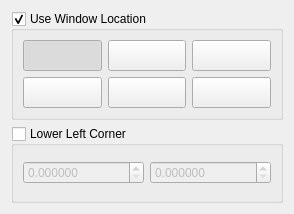
Above: Qt/ApplicationComponents/Resources/UI/pqTextLocationWidget.ui from pierre-guillou/paraview-ttk before the change. Below: the same form after it.
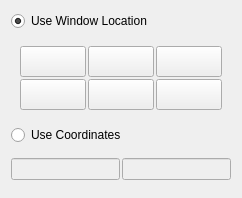
That is the form after the change. Icons and pictures are not drawn. Custom widgets are drawn as their Qt base class.

```diff
--- a/Qt/ApplicationComponents/Resources/UI/pqTextLocationWidget.ui
+++ b/Qt/ApplicationComponents/Resources/UI/pqTextLocationWidget.ui
@@ -6,109 +6,43 @@
    <rect>
     <x>0</x>
     <y>0</y>
-    <width>294</width>
-    <height>214</height>
+    <width>242</width>
+    <height>198</height>
    </rect>
   </property>
   <property name="windowTitle">
    <string>Form</string>
   </property>
   <layout class="QGridLayout" name="gridLayout">
-   <item row="0" column="0">
-    <widget class="QGroupBox" name="groupBoxLocation">
+   <item row="4" column="0">
+    <widget class="QRadioButton" name="radioButtonPosition">
+     <property name="toolTip">
+      <string>Coordinates of the bottom left corner of the text object</string>
+     </property>
+     <property name="text">
+      <string>Use Coordinates</string>
+     </property>
+     <attribute name="buttonGroup">
+      <string notr="true">buttonGroup</string>
+     </attribute>
+    </widget>
+   </item>
+   <item row="2" column="0" rowspan="2">
+    <widget class="QFrame" name="frameLocation">
      <property name="sizePolicy">
       <sizepolicy hsizetype="Preferred" vsizetype="Preferred">
        <horstretch>0</horstretch>
        <verstretch>0</verstretch>
       </sizepolicy>
      </property>
-     <property name="title">
-      <string>Use Window Location</string>
-     </property>
-     <property name="checkable">
-      <bool>true</bool>
-     </property>
-     <property name="checked">
-      <bool>true</bool>
-     </property>
      <layout class="QGridLayout">
       <property name="margin">
        <number>9</number>
       </property>
       <property name="spacing">
-       <number>6</number>
+       <number>2</number>
       </property>
-      <item row="0" column="1">
-       <widget class="QToolButton" name="toolButtonUC">
-        <property name="sizePolicy">
-         <sizepolicy hsizetype="Minimum" vsizetype="Fixed">
-          <horstretch>0</horstretch>
-          <verstretch>0</verstretch>
-         </sizepolicy>
-        </property>
-        <property name="toolTip">
-         <string>Top Center</string>
-        </property>
-        <property name="text">
-         <string/>
-        </property>
-        <property name="icon">
-         <iconset resource="../../../Components/Resources/pqComponents.qrc">
-          <normaloff>:/pqWidgets/Icons/pqTopCenter32.png</normaloff>:/pqWidgets/Icons/pqTopCenter32.png</iconset>
-        </property>
-        <property name="iconSize">
-         <size>
-          <width>24</width>
-          <height>24</height>
-         </size>
-        </property>
-        <property name="checkable">
-         <bool>true</bool>
-        </property>
-        <property name="autoExclusive">
-         <bool>true</bool>
-        </property>
-        <attribute name="buttonGroup">
-         <string notr="true">buttonGroupLocation</string>
-        </attribute>
-       </widget>
-      </item>
-      <item row="0" column="2">
-       <widget class="QToolButton" name="toolButtonUR">
-        <property name="sizePolicy">
-         <sizepolicy hsizetype="Minimum" vsizetype="Fixed">
-          <horstretch>0</horstretch>
-          <verstretch>0</verstretch>
-         </sizepolicy>
-        </property>
-        <property name="toolTip">
-         <string>Top Right Corner</string>
-        </property>
-        <property name="text">
-         <string/>
-        </property>
-        <property name="icon">
-         <iconset resource="../../../Components/Resources/pqComponents.qrc">
-          <normaloff>:/pqWidgets/Icons/pqTopRightCorner32.png</normaloff>:/pqWidgets/Icons/pqTopRightCorner32.png</iconset>
-        </property>
-        <property name="iconSize">
-         <size>
-          <width>24</width>
-          <height>24</height>
-         </size>
-        </property>
-        <property name="checkable">
-         <bool>true</bool>
-        </property>
-        <property name="autoExclusive">
-         <bool>true</bool>
-        </property>
-        <attribute name="buttonGroup">
-         <string notr="true">buttonGroupLocation</string>
-        </attribute>
-       </widget>
-      </item>
-      <item row="0" column="0">
+      <item row="1" column="0">
        <widget class="QToolButton" name="toolButtonUL">
         <property name="sizePolicy">
          <sizepolicy hsizetype="Minimum" vsizetype="Fixed">
@@ -136,7 +70,7 @@
          <bool>true</bool>
         </property>
         <property name="checked">
-         <bool>true</bool>
+         <bool>false</bool>
         </property>
         <property name="autoExclusive">
          <bool>true</bool>
@@ -146,7 +80,7 @@
         </attribute>
        </widget>
       </item>
-      <item row="1" column="2">
+      <item row="2" column="2">
        <widget class="QToolButton" name="toolButtonLR">
         <property name="sizePolicy">
          <sizepolicy hsizetype="Minimum" vsizetype="Fixed">
@@ -181,7 +115,7 @@
         </attribute>
        </widget>
       </item>
-      <item row="1" column="0">
+      <item row="2" column="0">
        <widget class="QToolButton" name="toolButtonLL">
         <property name="sizePolicy">
          <sizepolicy hsizetype="Minimum" vsizetype="Fixed">
@@ -216,7 +150,77 @@
         </attribute>
        </widget>
       </item>
+      <item row="1" column="2">
+       <widget class="QToolButton" name="toolButtonUR">
+        <property name="sizePolicy">
+         <sizepolicy hsizetype="Minimum" vsizetype="Fixed">
+          <horstretch>0</horstretch>
+          <verstretch>0</verstretch>
+         </sizepolicy>
+        </property>
+        <property name="toolTip">
+         <string>Top Right Corner</string>
+        </property>
+        <property name="text">
+         <string/>
+        </property>
+        <property name="icon">
+         <iconset resource="../../../Components/Resources/pqComponents.qrc">
+          <normaloff>:/pqWidgets/Icons/pqTopRightCorner32.png</normaloff>:/pqWidgets/Icons/pqTopRightCorner32.png</iconset>
+        </property>
+        <property name="iconSize">
+         <size>
+          <width>24</width>
+          <height>24</height>
+         </size>
+        </property>
+        <property name="checkable">
+         <bool>true</bool>
+        </property>
+        <property name="autoExclusive">
+         <bool>true</bool>
+        </property>
+        <attribute name="buttonGroup">
+         <string notr="true">buttonGroupLocation</string>
+        </attribute>
+       </widget>
+      </item>
       <item row="1" column="1">
+       <widget class="QToolButton" name="toolButtonUC">
+        <property name="sizePolicy">
+         <sizepolicy hsizetype="Minimum" vsizetype="Fixed">
+          <horstretch>0</horstretch>
+          <verstretch>0</verstretch>
+         </sizepolicy>
+        </property>
+        <property name="toolTip">
+         <string>Top Center</string>
+        </property>
+        <property name="text">
+         <string/>
+        </property>
+        <property name="icon">
+         <iconset resource="../../../Components/Resources/pqComponents.qrc">
+          <normaloff>:/pqWidgets/Icons/pqTopCenter32.png</normaloff>:/pqWidgets/Icons/pqTopCenter32.png</iconset>
+        </property>
+        <property name="iconSize">
+         <size>
+          <width>24</width>
+          <height>24</height>
+         </size>
+        </property>
+        <property name="checkable">
+         <bool>true</bool>
+        </property>
+        <property name="autoExclusive">
+         <bool>true</bool>
+        </property>
+        <attribute name="buttonGroup">
+         <string notr="true">buttonGroupLocation</string>
+        </attribute>
+       </widget>
+      </item>
+      <item row="2" column="1">
        <widget class="QToolButton" name="toolButtonLC">
         <property name="sizePolicy">
          <sizepolicy hsizetype="Minimum" vsizetype="Fixed">
@@ -257,43 +261,70 @@
      </layout>
     </widget>
    </item>
-   <item row="1" column="0">
-    <widget class="QGroupBox" name="groupBoxPosition">
-     <property name="title">
-      <string>Lower Left Corner</string>
-     </property>
-     <property name="checkable">
-      <bool>true</bool>
-     </property>
-     <property name="checked">
+   <item row="5" column="0">
+    <widget class="QFrame" name="framePosition">
+     <property name="enabled">
       <bool>false</bool>
      </property>
      <layout class="QGridLayout" name="gridLayout_2">
-      <item row="0" column="1">
-       <widget class="QDoubleSpinBox" name="doubleSpinBox_Pos1Y">
-        <property name="decimals">
-         <number>6</number>
-        </property>
-        <property name="singleStep">
-         <double>0.010000000000000</double>
-        </property>
-       </widget>
+      <property name="leftMargin">
+       <number>0</number>
+      </property>
+      <property name="topMargin">
+       <number>0</number>
+      </property>
+      <property name="rightMargin">
+       <number>0</number>
+      </property>
+      <property name="bottomMargin">
+       <number>0</number>
+      </property>
+      <property name="spacing">
+       <number>2</number>
+      </property>
+      <item row="1" column="0">
+       <widget class="pqDoubleLineEdit" name="pos1X"/>
       </item>
-      <item row="0" column="0">
-       <widget class="QDoubleSpinBox" name="doubleSpinBox_Pos1X">
-        <property name="decimals">
-         <number>6</number>
-        </property>
-        <property name="singleStep">
-         <double>0.010000000000000</double>
-        </property>
-       </widget>
+      <item row="1" column="1">
+       <widget class="pqDoubleLineEdit" name="pos1Y"/>
       </item>
      </layout>
     </widget>
    </item>
+   <item row="0" column="0">
+    <widget class="QRadioButton" name="radioButtonLocation">
+     <property name="text">
+      <string>Use Window Location</string>
+     </property>
+     <property name="checked">
+      <bool>true</bool>
+     </property>
+     <attribute name="buttonGroup">
+      <string notr="true">buttonGroup</string>
+     </attribute>
+    </widget>
+   </item>
   </layout>
  </widget>
+ <customwidgets>
+  <customwidget>
+   <class>pqDoubleLineEdit</class>
+   <extends>QLineEdit</extends>
+   <header>pqDoubleLineEdit.h</header>
+  </customwidget>
+ </customwidgets>
+ <tabstops>
+  <tabstop>frameLocation</tabstop>
+  <tabstop>framePosition</tabstop>
+  <tabstop>toolButtonUC</tabstop>
+  <tabstop>toolButtonUR</tabstop>
+  <tabstop>toolButtonUL</tabstop>
+  <tabstop>toolButtonLR</tabstop>
+  <tabstop>toolButtonLL</tabstop>
+  <tabstop>toolButtonLC</tabstop>
+  <tabstop>pos1X</tabstop>
+  <tabstop>pos1Y</tabstop>
+ </tabstops>
  <resources>
   <include location="../../../Components/Resources/pqComponents.qrc"/>
  </resources>
```
Left out of the diff: 50 changed lines with no effect on the pictures.
